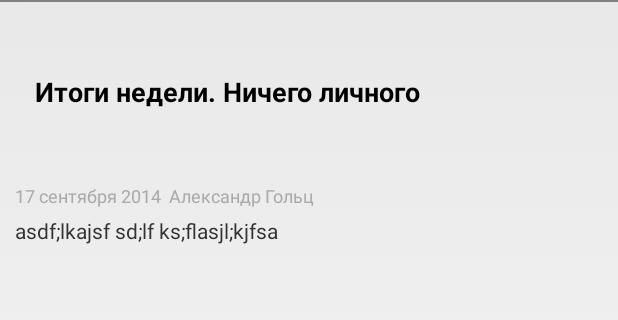
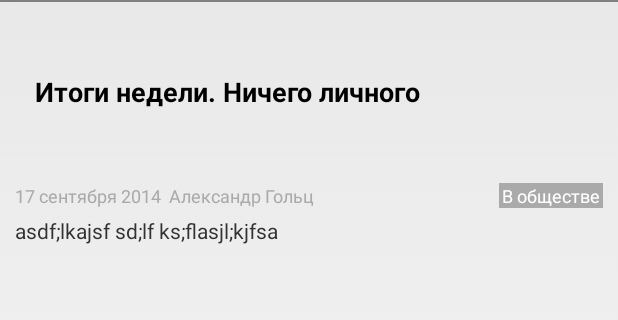
Before and after one commit to vsdeni/EJ, an Android app: the layout row_header.xml on its own in the app's theme, with its tools: preview values and no code run, on a phone screen of 412 x 824 dp, the part 36-356 px from its top. Run offline under Robolectric (Android 15) with nearby library versions, the phone set to English and light mode, and no system bars.

Commit message:
Show category for header

```diff
--- a/app/src/main/java/com/vsdeni/ejru/activities/MainActivity.java
+++ b/app/src/main/java/com/vsdeni/ejru/activities/MainActivity.java
@@ -66,11 +66,13 @@ public class MainActivity extends BaseActivity implements LoaderManager.LoaderCa
 
         mDrawerLayout = (DrawerLayout) findViewById(R.id.drawer_layout);
         mDrawerToggle = new ActionBarDrawerToggle(this, mDrawerLayout,
-                R.drawable.ic_launcher, R.string.app_name, R.drawable.ic_launcher);
+                R.drawable.ic_home, R.string.app_name, R.drawable.ic_launcher);
         // Set the drawer toggle as the DrawerListener
         mDrawerLayout.setDrawerListener(mDrawerToggle);
         ActionBar actionBar = getActionBar();
         if (actionBar != null) {
+            actionBar.setTitle("");
+            actionBar.setIcon(R.drawable.ic_home);
             actionBar.setDisplayHomeAsUpEnabled(true);
             actionBar.setHomeButtonEnabled(true);
         }
--- a/app/src/main/java/com/vsdeni/ejru/adapters/HeadersAdapter.java
+++ b/app/src/main/java/com/vsdeni/ejru/adapters/HeadersAdapter.java
@@ -73,6 +73,7 @@ public class HeadersAdapter extends CursorAdapter {
         viewHolder.tvDate = (TextView) view.findViewById(R.id.tv_header_date);
         viewHolder.tvSpoiler = (TextView) view.findViewById(R.id.tv_spoiler);
         viewHolder.tvThumbnail = (TextView) view.findViewById(R.id.tv_thumbnail);
+        viewHolder.tvCategory = (TextView) view.findViewById(R.id.tv_header_category);
         viewHolder.blurView = view.findViewById(R.id.blur);
         view.setTag(viewHolder);
         return view;
@@ -187,6 +188,7 @@ public class HeadersAdapter extends CursorAdapter {
             long timestamp = cursor.getLong(cursor.getColumnIndex(HeadersModelColumns.TIMESTAMP));
             mCalendar.setTimeInMillis(timestamp * 1000);
             viewHolder.tvDate.setText(mDateFormat.format(mCalendar.getTime()));
+            viewHolder.tvCategory.setText(cursor.getString(cursor.getColumnIndex("category_name")));
             viewHolder.tvAuthor.setText(cursor.getString(cursor.getColumnIndex("author_name")));
             viewHolder.tvSpoiler.setText(Html.fromHtml(cursor.getString(cursor.getColumnIndex(HeadersModelColumns.SPOILER))));
         }
@@ -499,6 +501,7 @@ public class HeadersAdapter extends CursorAdapter {
         TextView tvDate;
         TextView tvSpoiler;
         TextView tvThumbnail;
+        TextView tvCategory;
         View blurView;
     }
 }
--- a/app/src/main/res/layout/row_header.xml
+++ b/app/src/main/res/layout/row_header.xml
@@ -63,6 +63,20 @@
         android:textSize="12sp"/>
 
     <TextView
+        android:id="@+id/tv_header_category"
+        android:background="@android:color/darker_gray"
+        android:textColor="@android:color/white"
+        android:text="В обществе"
+        android:paddingLeft="2dp"
+        android:paddingRight="2dp"
+        android:textSize="12sp"
+        android:layout_alignTop="@id/tv_header_date"
+        android:layout_alignBottom="@id/tv_header_date"
+        android:layout_alignParentRight="true"
+        android:layout_width="wrap_content"
+        android:layout_height="wrap_content"/>
+
+    <TextView
         android:id="@+id/tv_spoiler"
         android:layout_width="match_parent"
         android:layout_height="wrap_content"
```
Also changed, not shown: app/src/main/java/com/vsdeni/ejru/data/EjContentProvider.java (+6 -1 lines).
